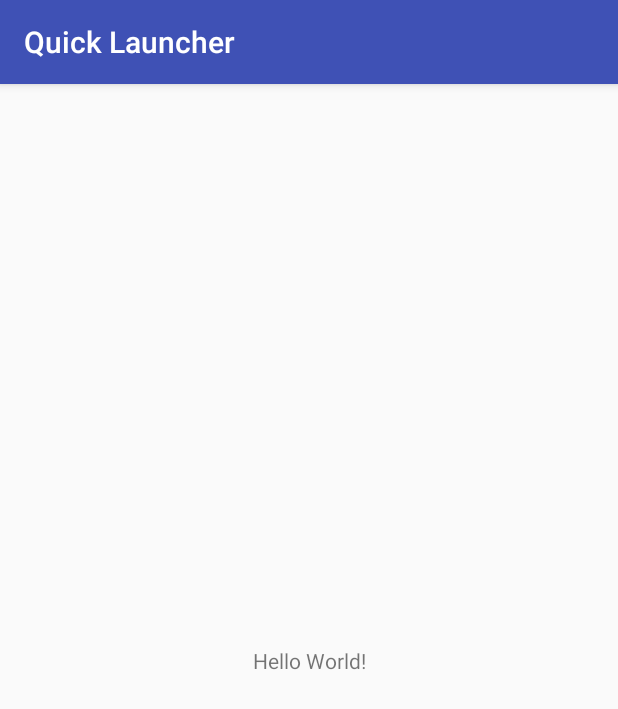
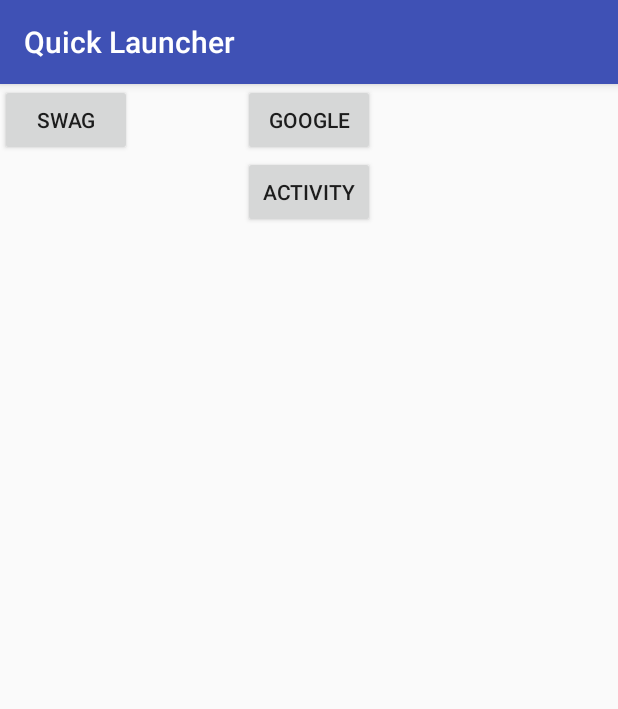
Before and after one commit to ZainPain/Android-Development, an Android app: the screen it shows after launch (MainActivity), on a phone screen of 412 x 824 dp. Shown: the top 709 px of the screen. Run offline under Robolectric (Android 15) with nearby library versions, the phone set to English and light mode, and no system bars.

Commit message:
fixed QuickLauncher code

```diff
--- a/QuickLauncher/app/src/main/java/com/example/zain/quicklauncher/MainActivity.java
+++ b/QuickLauncher/app/src/main/java/com/example/zain/quicklauncher/MainActivity.java
@@ -1,7 +1,11 @@
 package com.example.zain.quicklauncher;
 
+import android.content.Intent;
+import android.net.Uri;
 import android.support.v7.app.AppCompatActivity;
 import android.os.Bundle;
+import android.view.View;
+import android.widget.Button;
 
 public class MainActivity extends AppCompatActivity {
 
@@ -9,5 +13,40 @@ public class MainActivity extends AppCompatActivity {
     protected void onCreate(Bundle savedInstanceState) {
         super.onCreate(savedInstanceState);
         setContentView(R.layout.activity_main);
+
+        Button googleButton = (Button) findViewById(R.id.googleButton);
+        Button activityButton = (Button) findViewById(R.id.activityButton);
+        Button swagButton = (Button) findViewById(R.id.swagButton);
+
+        //attempts to launch activity within app
+
+        activityButton.setOnClickListener(new View.OnClickListener() {
+            @Override
+            public void onClick(View v) {
+
+                // linking intent and activity together
+                Intent activityIntent = new Intent(getApplicationContext(),secondActivity.class);
+                activityIntent.putExtra("com.example.zain.quicklauncher.SOMETHING","Hello Friend");
+                // show how to pass information to another activity
+                startActivity(activityIntent);
+            }
+        });
+
+        googleButton.setOnClickListener(new View.OnClickListener() {
+            @Override
+            public void onClick(View v) {
+
+                String google = "http://google.com";
+                Uri website = Uri.parse(google);
+
+                Intent goToGoogle = new Intent(Intent.ACTION_VIEW, website);
+
+                // if the the response was not null.. e.g. there is an app that can handle this request
+                if(goToGoogle.resolveActivity(getPackageManager()) != null) {
+                    startActivity(goToGoogle);
+
+                }
+            }
+        });
     }
 }
--- a/QuickLauncher/app/src/main/res/layout/activity_main.xml
+++ b/QuickLauncher/app/src/main/res/layout/activity_main.xml
@@ -1,19 +1,36 @@
 <?xml version="1.0" encoding="utf-8"?>
-<android.support.constraint.ConstraintLayout
-    xmlns:android="http://schemas.android.com/apk/res/android"
+<android.support.constraint.ConstraintLayout xmlns:android="http://schemas.android.com/apk/res/android"
+    xmlns:app="http://schemas.android.com/apk/res-auto"
     xmlns:tools="http://schemas.android.com/tools"
-    xmlns:app="http://schemas.android.com/apk/res-auto"
     android:layout_width="match_parent"
     android:layout_height="match_parent"
     tools:context=".MainActivity">
 
-    <TextView
+    <Button
+        android:id="@+id/activityButton"
         android:layout_width="wrap_content"
         android:layout_height="wrap_content"
-        android:text="Hello World!"
-        app:layout_constraintBottom_toBottomOf="parent"
-        app:layout_constraintLeft_toLeftOf="parent"
-        app:layout_constraintRight_toRightOf="parent"
+        android:layout_marginTop="48dp"
+        android:text="Activity"
+        app:layout_constraintEnd_toEndOf="parent"
+        app:layout_constraintStart_toStartOf="parent"
         app:layout_constraintTop_toTopOf="parent" />
 
+    <Button
+        android:id="@+id/googleButton"
+        android:layout_width="wrap_content"
+        android:layout_height="wrap_content"
+        android:layout_marginTop="8dp"
+        android:text="Google"
+        app:layout_constraintEnd_toEndOf="parent"
+        app:layout_constraintStart_toStartOf="parent"
+        app:layout_constraintTop_toBottomOf="@+id/ActivityButton" />
+
+    <Button
+        android:id="@+id/swagButton"
+        android:layout_width="wrap_content"
+        android:layout_height="wrap_content"
+        android:text="Swag"
+        tools:layout_editor_absoluteX="147dp"
+        tools:layout_editor_absoluteY="158dp" />
 </android.support.constraint.ConstraintLayout>
--- a/QuickLauncher/app/src/main/res/mipmap-anydpi-v26/ic_launcher.xml
+++ b/QuickLauncher/app/src/main/res/mipmap-anydpi-v26/ic_launcher.xml
@@ -1,5 +1,5 @@
 <?xml version="1.0" encoding="utf-8"?>
 <adaptive-icon xmlns:android="http://schemas.android.com/apk/res/android">
-    <background android:drawable="@drawable/ic_launcher_background"/>
-    <foreground android:drawable="@drawable/ic_launcher_foreground"/>
+    <background android:drawable="@drawable/ic_launcher_background" />
+    <foreground android:drawable="@drawable/ic_launcher_foreground" />
 </adaptive-icon>
--- a/QuickLauncher/app/src/main/res/mipmap-anydpi-v26/ic_launcher_round.xml
+++ b/QuickLauncher/app/src/main/res/mipmap-anydpi-v26/ic_launcher_round.xml
@@ -1,5 +1,5 @@
 <?xml version="1.0" encoding="utf-8"?>
 <adaptive-icon xmlns:android="http://schemas.android.com/apk/res/android">
-    <background android:drawable="@drawable/ic_launcher_background"/>
-    <foreground android:drawable="@drawable/ic_launcher_foreground"/>
+    <background android:drawable="@drawable/ic_launcher_background" />
+    <foreground android:drawable="@drawable/ic_launcher_foreground" />
 </adaptive-icon>
--- a/QuickLauncher/gradle.properties
+++ b/QuickLauncher/gradle.properties
@@ -1,16 +1,12 @@
 # Project-wide Gradle settings.
-
 # IDE (e.g. Android Studio) users:
 # Gradle settings configured through the IDE *will override*
 # any settings specified in this file.
-
 # For more details on how to configure your build environment visit
 # http://www.gradle.org/docs/current/userguide/build_environment.html
-
 # Specifies the JVM arguments used for the daemon process.
 # The setting is particularly useful for tweaking memory settings.
 org.gradle.jvmargs=-Xmx1536m
-
 # When configured, Gradle will run in incubating parallel mode.
 # This option should only be used with decoupled projects. More details, visit
 # http://www.gradle.org/docs/current/userguide/multi_project_builds.html#sec:decoupled_projects
```
Also changed, not shown: QuickLauncher/app/src/main/AndroidManifest.xml (+4 -3 lines), QuickLauncher/app/src/main/java/com/example/zain/quicklauncher/secondActivity.java (added, +20 -0 lines), QuickLauncher/app/src/main/res/drawable/ic_launcher_background.xml (+166 -70 lines), QuickLauncher/app/src/main/res/layout/activity_second.xml (added, +20 -0 lines), QuickLauncher/gradle/wrapper/gradle-wrapper.properties.
